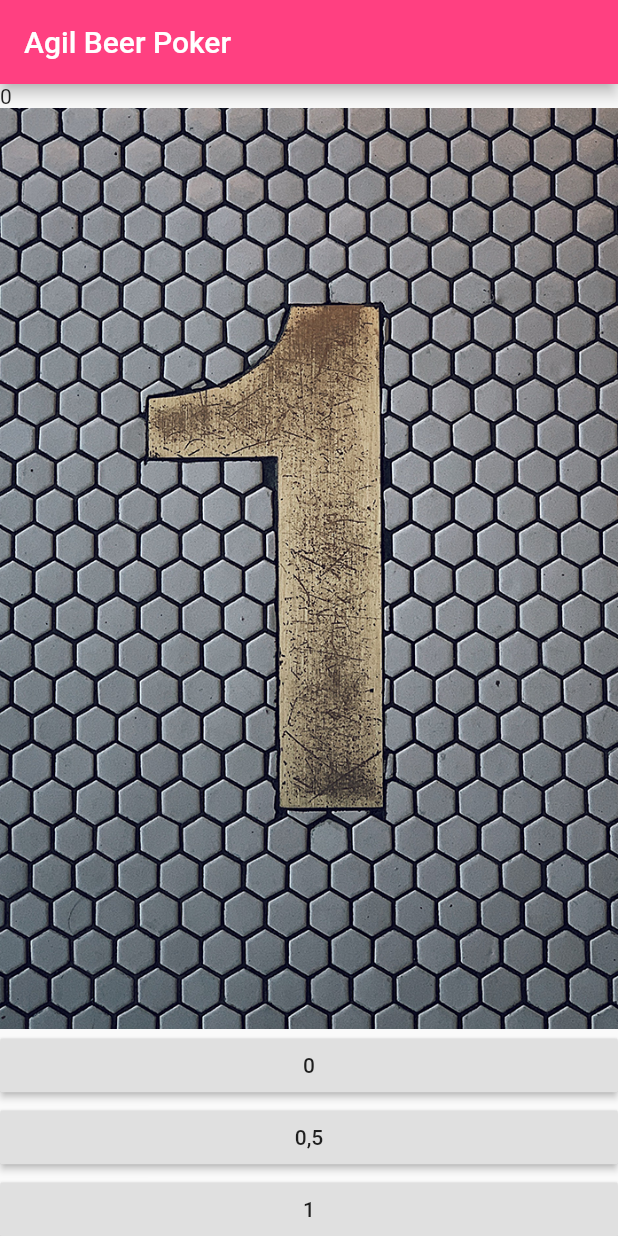
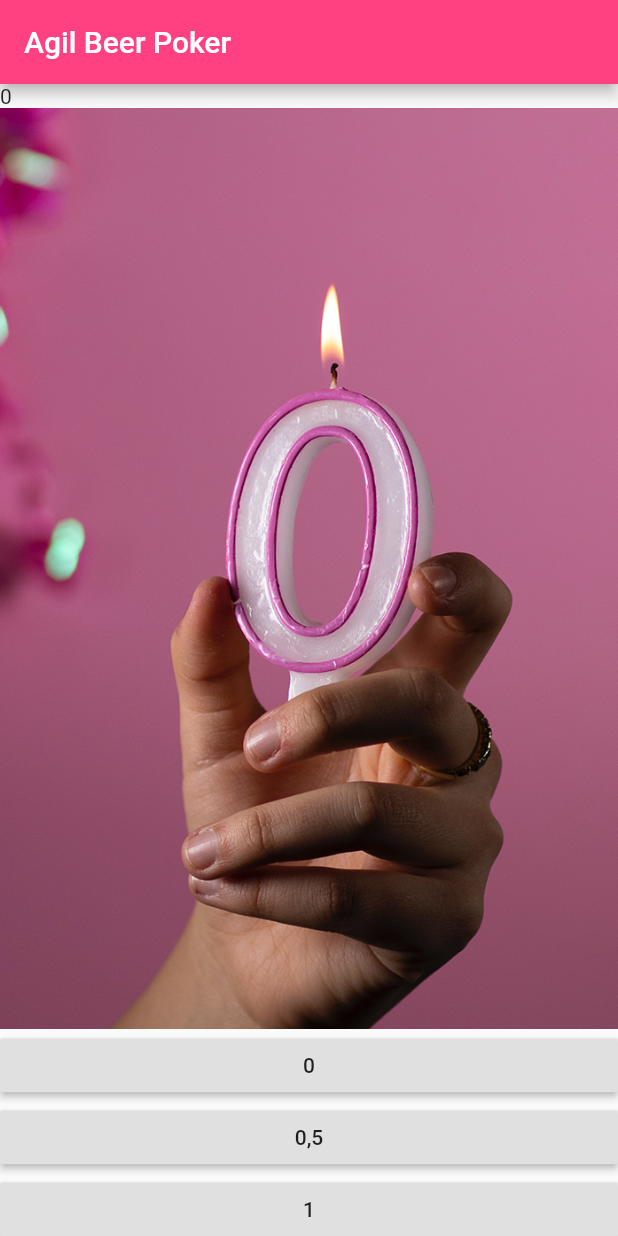
Before and after one commit to shadowframe/agilpoker, a Flutter app: the screen it shows after launch, on a phone screen of 412 x 824 dp. Run offline on Flutter 3.47's test engine with Material 2 defaults, Android fonts, the light colour scheme and no system bars.

Commit message:
0,5 Wert und Bild angepasst

```diff
--- a/lib/main.dart
+++ b/lib/main.dart
@@ -35,7 +35,7 @@ class MyAppState extends State<MyApp> {
         body: ListView(
           children: <Widget>[
             Text(questions[questionIndex]),
-            Image.asset('assets/1.png'),
+            Image.asset('assets/'+ questions[questionIndex] + '.png'),
             // RaisedButton(child: Text('Antwort1'), onPressed: answerQuestion),
             // RaisedButton(
             //   child: Text('Antwort2'),
```
Also changed, not shown: assets/0,5.png (renamed from assets/05.png).
